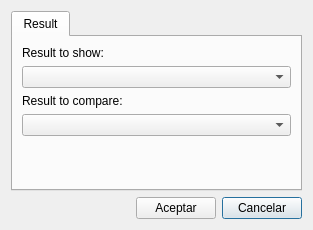
Above: core/ui/toolbars/assetmanage/result_selector.ui from bgeo-gis/gw_assetmanage_plugin before the change. Below: the same form after it.
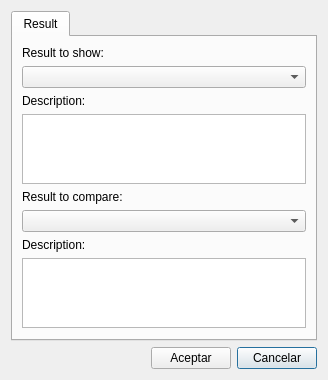
That is the form after the change.

Commit message: Show descriptions of results

Diff of the .ui file:
```diff
--- a/core/ui/toolbars/assetmanage/result_selector.ui
+++ b/core/ui/toolbars/assetmanage/result_selector.ui
@@ -6,8 +6,8 @@
    <rect>
     <x>0</x>
     <y>0</y>
-    <width>313</width>
-    <height>230</height>
+    <width>328</width>
+    <height>338</height>
    </rect>
   </property>
   <property name="windowTitle">
@@ -24,19 +24,6 @@
        <string>Result</string>
       </attribute>
       <layout class="QGridLayout" name="gridLayout_4">
-       <item row="1" column="0">
-        <widget class="QComboBox" name="cmb_result_main"/>
-       </item>
-       <item row="2" column="0">
-        <widget class="QLabel" name="lbl_result_compare">
-         <property name="text">
-          <string>Result to compare:</string>
-         </property>
-        </widget>
-       </item>
-       <item row="3" column="0">
-        <widget class="QComboBox" name="cmb_result_compare"/>
-       </item>
        <item row="0" column="0">
         <widget class="QLabel" name="lbl_result_main">
          <property name="text">
@@ -45,6 +32,29 @@
         </widget>
        </item>
        <item row="4" column="0">
+        <widget class="QLabel" name="lbl_result_compare">
+         <property name="text">
+          <string>Result to compare:</string>
+         </property>
+        </widget>
+       </item>
+       <item row="5" column="0">
+        <widget class="QComboBox" name="cmb_result_compare"/>
+       </item>
+       <item row="1" column="0">
+        <widget class="QComboBox" name="cmb_result_main"/>
+       </item>
+       <item row="3" column="0">
+        <widget class="QTextEdit" name="txt_result_main_desc">
+         <property name="sizeAdjustPolicy">
+          <enum>QAbstractScrollArea::AdjustToContents</enum>
+         </property>
+         <property name="readOnly">
+          <bool>true</bool>
+         </property>
+        </widget>
+       </item>
+       <item row="8" column="0">
         <spacer name="verticalSpacer">
          <property name="orientation">
           <enum>Qt::Vertical</enum>
@@ -57,6 +67,36 @@
          </property>
         </spacer>
        </item>
+       <item row="7" column="0">
+        <widget class="QTextEdit" name="txt_result_compare_desc">
+         <property name="sizePolicy">
+          <sizepolicy hsizetype="Expanding" vsizetype="Expanding">
+           <horstretch>0</horstretch>
+           <verstretch>0</verstretch>
+          </sizepolicy>
+         </property>
+         <property name="sizeAdjustPolicy">
+          <enum>QAbstractScrollArea::AdjustToContents</enum>
+         </property>
+         <property name="readOnly">
+          <bool>true</bool>
+         </property>
+        </widget>
+       </item>
+       <item row="2" column="0">
+        <widget class="QLabel" name="label">
+         <property name="text">
+          <string>Description:</string>
+         </property>
+        </widget>
+       </item>
+       <item row="6" column="0">
+        <widget class="QLabel" name="label_2">
+         <property name="text">
+          <string>Description:</string>
+         </property>
+        </widget>
+       </item>
       </layout>
      </widget>
     </widget>
```
The commit also changes 1 other file.
